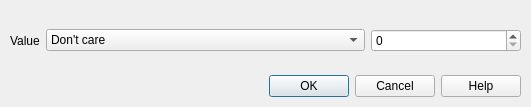
This is src/cdlgselectmeasurementvalue.ui in grodansparadis/vscp-works-qt as Qt 5 draws it before an edit. The edited form follows.
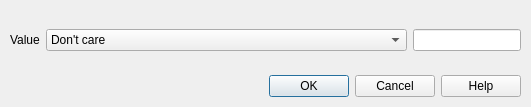
This is the edited form.

Diff of the .ui file:
```diff
--- a/src/cdlgselectmeasurementvalue.ui
+++ b/src/cdlgselectmeasurementvalue.ui
@@ -16,9 +16,9 @@
   <widget class="QDialogButtonBox" name="buttonBox">
    <property name="geometry">
     <rect>
-     <x>0</x>
+     <x>10</x>
      <y>70</y>
-     <width>521</width>
+     <width>511</width>
      <height>32</height>
     </rect>
    </property>
@@ -95,19 +95,13 @@
      </widget>
     </item>
     <item row="0" column="2">
-     <widget class="QSpinBox" name="spinBoxBoxValue">
+     <widget class="QLineEdit" name="editValue">
       <property name="sizePolicy">
        <sizepolicy hsizetype="Fixed" vsizetype="Fixed">
         <horstretch>0</horstretch>
         <verstretch>0</verstretch>
        </sizepolicy>
       </property>
-      <property name="minimumSize">
-       <size>
-        <width>150</width>
-        <height>0</height>
-       </size>
-      </property>
      </widget>
     </item>
    </layout>
```
Left out of the diff: 20 changed lines with no effect on the pictures.
